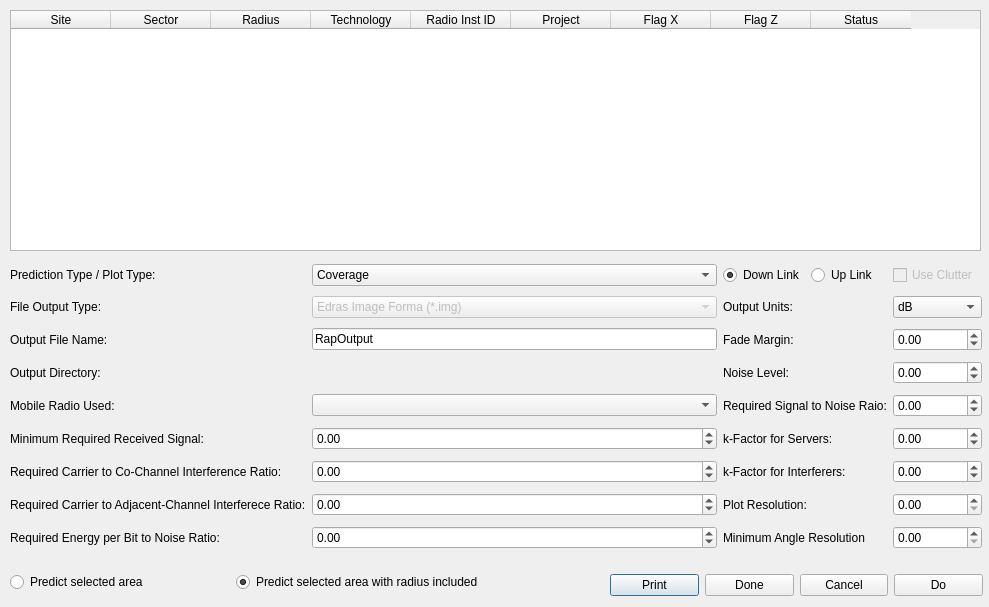
Above: Interface/ConfirmPrediction.ui from brotherdust/qrap before the change. Below: the same form after it.
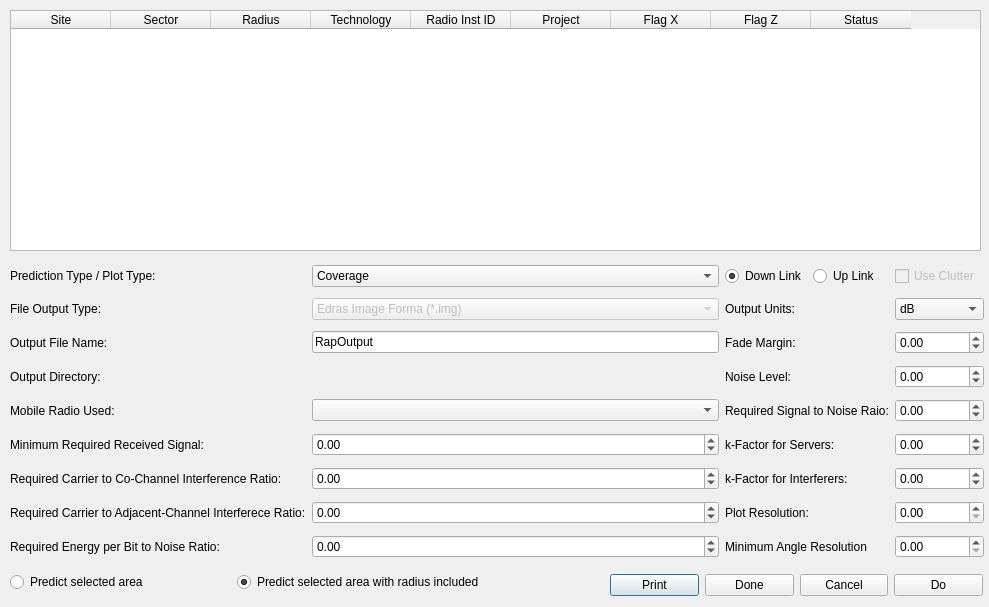
That is the form after the change. Icons and pictures are not drawn.

What changed in the file:
```diff
--- a/Interface/ConfirmPrediction.ui
+++ b/Interface/ConfirmPrediction.ui
@@ -86,8 +86,8 @@
     <rect>
      <x>10</x>
      <y>260</y>
-     <width>972</width>
-     <height>300</height>
+     <width>974</width>
+     <height>305</height>
     </rect>
    </property>
    <layout class="QGridLayout" name="PlotInput">
@@ -534,7 +534,7 @@
     <rect>
      <x>10</x>
      <y>570</y>
-     <width>473</width>
+     <width>474</width>
      <height>25</height>
     </rect>
    </property>
```
Left out of the diff: 4 changed lines with no effect on the pictures.
